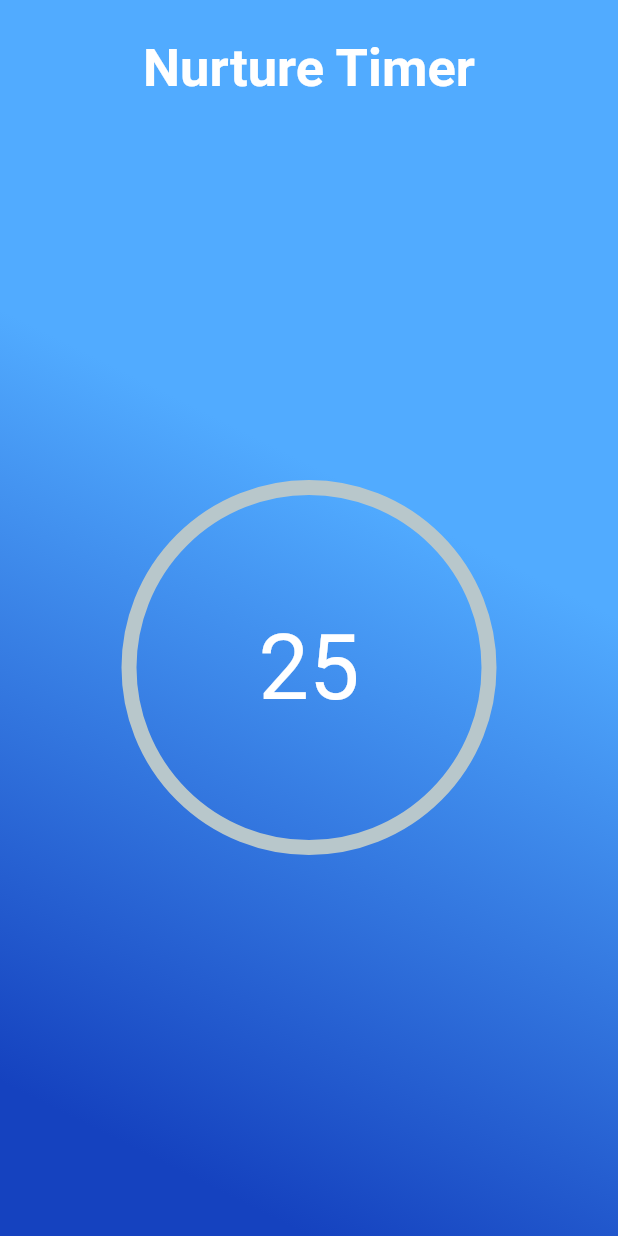
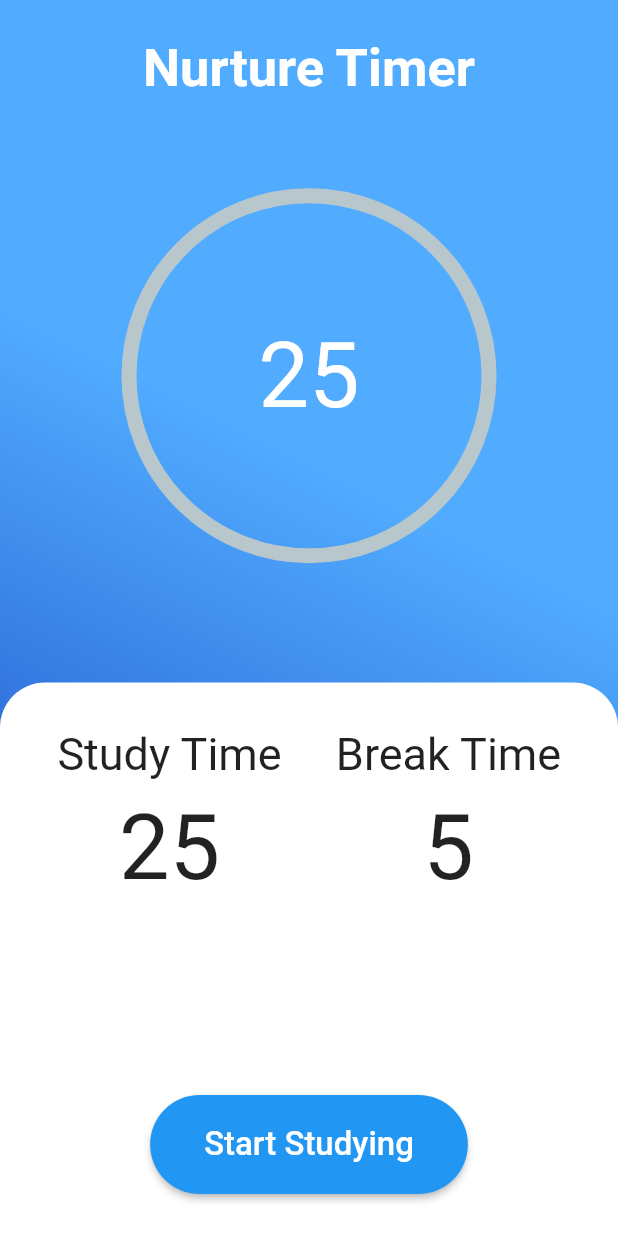
Before and after one commit to hisnameispum/countdown_timer, a Flutter app: the screen it shows after launch, on a phone screen of 412 x 824 dp. Run offline on Flutter 3.47's test engine with Material 2 defaults, Android fonts, the phone set to English and light mode, and no system bars; drawn by our look-alikes of percent_indicator.

```diff
--- a/lib/main.dart
+++ b/lib/main.dart
@@ -1,10 +1,12 @@
+import 'dart:async';
+
 import 'package:flutter/material.dart';
 import 'package:percent_indicator/circular_percent_indicator.dart';
 
 void main() => runApp(MaterialApp(
-  debugShowCheckedModeBanner: false,
-  home: Pomodoro(),
-));
+      debugShowCheckedModeBanner: false,
+      home: Pomodoro(),
+    ));
 
 class Pomodoro extends StatefulWidget {
   @override
@@ -15,17 +17,46 @@ class _PomodoroState extends State<Pomodoro> {
   double percent = 0;
   static int timeInMinute = 25;
   int timeInSeconds = timeInMinute * 60;
+  Timer timer;
+  _startTimer(){
+    timeInMinute = 25;
+    int time = timeInMinute*60;
+    double secPercent = (time/100);
+    timer = Timer.periodic(Duration(seconds: 1), (timer) {
+      setState(() {
+        if (time > 0 ){
+          time--;
+          if (time % 60 == 0){
+            timeInMinute--;
+          }
+          if (time % secPercent == 0){
+            if (percent < 1){
+              percent += 0.01;
+            }
+            else{
+              percent = 1;
+            }
+          }
+        }
+        else{
+          percent = 0;
+          timeInMinute = 25;
+          timer.cancel();
+        }
+      });
+    });
+  }
+
   @override
   Widget build(BuildContext context) {
     return SafeArea(
       child: Scaffold(
         body: Container(
           decoration: BoxDecoration(
-            gradient: LinearGradient(
-              colors: [Color(0xff1542bf), Color(0xff51abff)],
-              begin: FractionalOffset(0.5,1),
-            )
-          ),
+              gradient: LinearGradient(
+            colors: [Color(0xff1542bf), Color(0xff51abff)],
+            begin: FractionalOffset(0.5, 1),
+          )),
           width: double.infinity,
           child: Column(
             mainAxisAlignment: MainAxisAlignment.start,
@@ -57,7 +88,100 @@ class _PomodoroState extends State<Pomodoro> {
                       fontSize: 60,
                     ),
                   ),
-
+                ),
+              ),
+              SizedBox(
+                height: 20,
+              ),
+              Expanded(
+                child: Container(
+                  width: double.infinity,
+                  decoration: BoxDecoration(
+                    color: Colors.white,
+                    borderRadius: BorderRadius.only(
+                        topRight: Radius.circular(30),
+                        topLeft: Radius.circular(30),
+                    ),
+                  ),
+                  child: Padding(
+                    padding: EdgeInsets.only(
+                      top: 30,
+                      left: 20,
+                      right: 20,
+                    ),
+                    child: Column(
+                      children: [
+                        Expanded(
+                          child: Row(
+                            children: [
+                              Expanded(
+                                child: Column(
+                                  children: [
+                                    Text(
+                                      "Study Time",
+                                      style: TextStyle(
+                                        fontSize: 30,
+                                      ),
+                                    ),
+                                    SizedBox(
+                                      height: 10,
+                                    ),
+                                    Text(
+                                      "25",
+                                      style: TextStyle(
+                                        fontSize: 60,
+                                      ),
+                                    ),
+                                  ],
+                                ),
+                              ),
+                              Expanded(
+                                child: Column(
+                                  children: [
+                                    Text(
+                                      "Break Time",
+                                      style: TextStyle(
+                                        fontSize: 30,
+                                      ),
+                                    ),
+                                    SizedBox(
+                                      height: 10,
+                                    ),
+                                    Text(
+                                      "5",
+                                      style: TextStyle(
+                                        fontSize: 60,
+                                      ),
+                                    ),
+                                  ],
+                                ),
+                              ),
+                            ],
+                          ),
+                        ),
+                        Padding(
+                          padding: const EdgeInsets.symmetric(vertical: 28),
+                          child: RaisedButton(
+                            onPressed: _startTimer,
+                            color: Colors.blue,
+                            shape: RoundedRectangleBorder(
+                              borderRadius: BorderRadius.circular(100),
+                            ),
+                            child: Padding(
+                              padding: EdgeInsets.all(20.0),
+                              child: Text(
+                                "Start Studying",
+                                style: TextStyle(
+                                  color: Colors.white,
+                                  fontSize: 22,
+                                ),
+                              ),
+                            ),
+                          ),
+                        ),
+                      ],
+                    ),
+                  ),
                 ),
               ),
             ],
```
